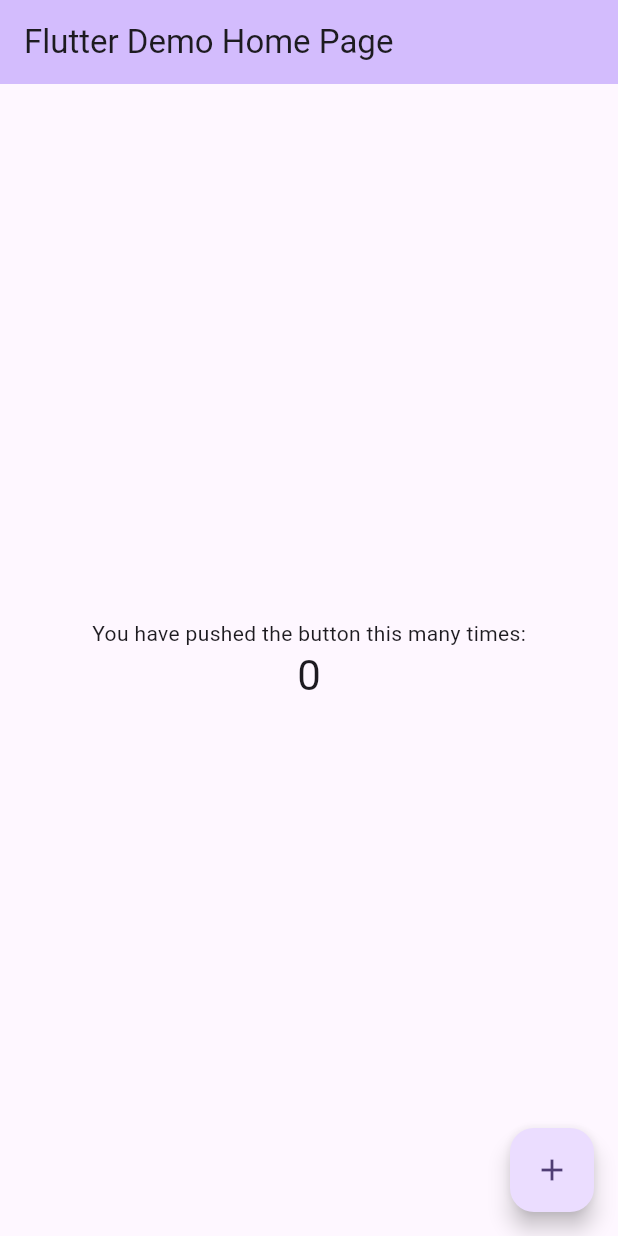
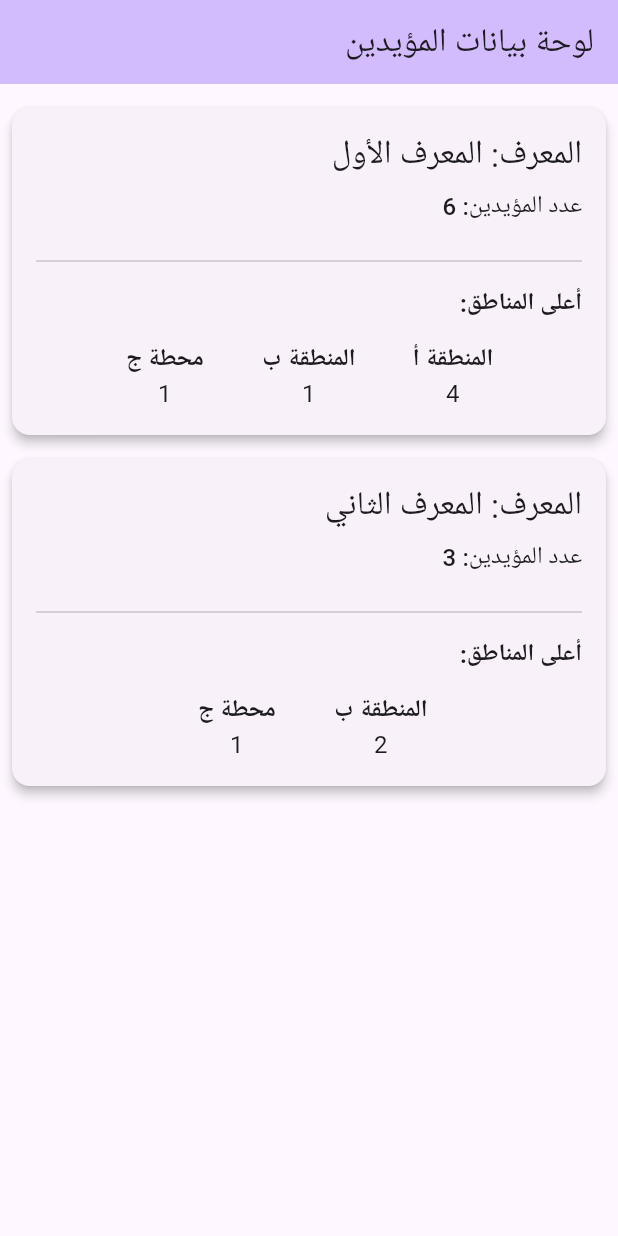
Before and after one commit to could-ai/01997c17-349e-7bd3-9b15-53e7736a8a78, a Flutter app: the screen it shows after launch, on a phone screen of 412 x 824 dp. Run offline on Flutter 3.47's test engine with Material 3 defaults, Android fonts, the phone set to English and light mode, and no system bars.

Commit message:
I have replaced the default counter application with a new implementation that mirrors the functionality from the provided JavaScript snippet. This includes: - **Data Modeling**: Created Dart classes (`Identifier`, `Station`, `Supporter`) and mock data to represent the application's data structure. - **UI Structure**: Built a `SupportersDashboard` widget that displays a list of identifiers using `ListView.builder` for efficiency. Each item is presented in a `Card`. - **Data Processing Logic**: Implemented a function `processIdentifierData` that replicates the original code's logic. It filters supporters for each identifier, counts them by area, sorts the areas by supporter count, and selects the top 10. - **Top Areas Display**: Used a `Wrap` widget to display the top areas and their counts horizontally, ensuring the layout adapts and wraps to the next line if space is limited, similar to the `flexWrap` property in the original CSS. - **Localization**: Wrapped the UI in a `Directionality` widget with `TextDirection.rtl` to ensure correct layout and alignment for the Arabic language used in the text labels.

```diff
--- a/usr/lib/main.dart
+++ b/usr/lib/main.dart
@@ -1,4 +1,52 @@
 import 'package:flutter/material.dart';
+
+// 1. Mock Data Models to represent the data structure
+class Identifier {
+  final String id;
+  final String name;
+  Identifier({required this.id, required this.name});
+}
+
+class Station {
+  final String id;
+  final String? area;
+  final String? name;
+  Station({required this.id, this.area, this.name});
+}
+
+class Supporter {
+  final String identifierId;
+  final String stationId;
+  Supporter({required this.identifierId, required this.stationId});
+}
+
+// Mock data to simulate what the JavaScript code expects
+final List<Identifier> mockIdentifiers = [
+  Identifier(id: "id1", name: "المعرف الأول"),
+  Identifier(id: "id2", name: "المعرف الثاني"),
+];
+
+final List<Station> mockStations = [
+  Station(id: "st1", area: "المنطقة أ"),
+  Station(id: "st2", area: "المنطقة ب"),
+  Station(id: "st3", name: "محطة ج"),
+  Station(id: "st4", area: "المنطقة أ"),
+];
+
+final List<Supporter> mockSupporters = [
+  // Supporters for Identifier 1
+  Supporter(identifierId: "id1", stationId: "st1"),
+  Supporter(identifierId: "id1", stationId: "st1"),
+  Supporter(identifierId: "id1", stationId: "st2"),
+  Supporter(identifierId: "id1", stationId: "st3"),
+  Supporter(identifierId: "id1", stationId: "st4"),
+  Supporter(identifierId: "id1", stationId: "st1"),
+  // Supporters for Identifier 2
+  Supporter(identifierId: "id2", stationId: "st2"),
+  Supporter(identifierId: "id2", stationId: "st2"),
+  Supporter(identifierId: "id2", stationId: "st3"),
+];
+
 
 void main() {
   runApp(const MyApp());
@@ -7,114 +55,122 @@ void main() {
 class MyApp extends StatelessWidget {
   const MyApp({super.key});
 
-  // This widget is the root of your application.
   @override
   Widget build(BuildContext context) {
     return MaterialApp(
-      title: 'Flutter Demo',
+      title: "Flutter Demo",
       debugShowCheckedModeBanner: false,
       theme: ThemeData(
-        // This is the theme of your application.
-        //
-        // TRY THIS: Try running your application with "flutter run". You'll see
-        // the application has a purple toolbar. Then, without quitting the app,
-        // try changing the seedColor in the colorScheme below to Colors.green
-        // and then invoke "hot reload" (save your changes or press the "hot
-        // reload" button in a Flutter-supported IDE, or press "r" if you used
-        // the command line to start the app).
-        //
-        // Notice that the counter didn't reset back to zero; the application
-        // state is not lost during the reload. To reset the state, use hot
-        // restart instead.
-        //
-        // This works for code too, not just values: Most code changes can be
-        // tested with just a hot reload.
         colorScheme: ColorScheme.fromSeed(seedColor: Colors.deepPurple),
+        useMaterial3: true,
       ),
-      home: const MyHomePage(title: 'Flutter Demo Home Page'),
+      home: const SupportersDashboard(),
     );
   }
 }
 
-class MyHomePage extends StatefulWidget {
-  const MyHomePage({super.key, required this.title});
+class SupportersDashboard extends StatelessWidget {
+  const SupportersDashboard({super.key});
 
-  // This widget is the home page of your application. It is stateful, meaning
-  // that it has a State object (defined below) that contains fields that affect
-  // how it looks.
+  // This function replicates the data processing logic from the JS snippet
+  Map<String, dynamic> processIdentifierData(Identifier identifier) {
+    // Filter supporters for the current identifier
+    final supportersForIdentifier = mockSupporters.where((sup) => sup.identifierId == identifier.id).toList();
 
-  // This class is the configuration for the state. It holds the values (in this
-  // case the title) provided by the parent (in this case the App widget) and
-  // used by the build method of the State. Fields in a Widget subclass are
-  // always marked "final".
+    // Calculate area counts
+    final areaCounts = <String, int>{};
+    for (var sup in supportersForIdentifier) {
+      final station = mockStations.firstWhere((st) => st.id == sup.stationId, orElse: () => Station(id: "unknown"));
+      // Simplified logic to get area name, similar to the JS example
+      final area = station.area ?? station.name ?? "غير محدد";
+      areaCounts[area] = (areaCounts[area] ?? 0) + 1;
+    }
 
-  final String title;
+    // Sort areas by count and take the top 10
+    final sortedAreas = areaCounts.entries.toList()
+      ..sort((a, b) => b.value.compareTo(a.value));
 
-  @override
-  State<MyHomePage> createState() => _MyHomePageState();
-}
+    final topAreas = sortedAreas.take(10).toList();
 
-class _MyHomePageState extends State<MyHomePage> {
-  int _counter = 0;
+    // Build the widget to display the top areas
+    final topAreasWidget = topAreas.isEmpty
+        ? const Text("لا توجد بيانات مناطق", style: TextStyle(fontWeight: FontWeight.bold, fontSize: 16))
+        : Wrap(
+            spacing: 16.0,
+            runSpacing: 8.0,
+            alignment: WrapAlignment.center,
+            children: topAreas.map((entry) {
+              return Container(
+                constraints: const BoxConstraints(minWidth: 80),
+                child: Column(
+                  mainAxisSize: MainAxisSize.min,
+                  children: [
+                    Text(entry.key, style: const TextStyle(fontWeight: FontWeight.bold, fontSize: 16)),
+                    Text("${entry.value}", style: const TextStyle(fontSize: 16)),
+                  ],
+                ),
+              );
+            }).toList(),
+          );
 
-  void _incrementCounter() {
-    setState(() {
-      // This call to setState tells the Flutter framework that something has
-      // changed in this State, which causes it to rerun the build method below
-      // so that the display can reflect the updated values. If we changed
-      // _counter without calling setState(), then the build method would not be
-      // called again, and so nothing would appear to happen.
-      _counter++;
-    });
+    return {
+      "identifierName": identifier.name,
+      "supportersCount": supportersForIdentifier.length,
+      "topAreasWidget": topAreasWidget,
+    };
   }
 
   @override
   Widget build(BuildContext context) {
-    // This method is rerun every time setState is called, for instance as done
-    // by the _incrementCounter method above.
-    //
-    // The Flutter framework has been optimized to make rerunning build methods
-    // fast, so that you can just rebuild anything that needs updating rather
-    // than having to individually change instances of widgets.
-    return Scaffold(
-      appBar: AppBar(
-        // TRY THIS: Try changing the color here to a specific color (to
-        // Colors.amber, perhaps?) and trigger a hot reload to see the AppBar
-        // change color while the other colors stay the same.
-        backgroundColor: Theme.of(context).colorScheme.inversePrimary,
-        // Here we take the value from the MyHomePage object that was created by
-        // the App.build method, and use it to set our appbar title.
-        title: Text(widget.title),
-      ),
-      body: Center(
-        // Center is a layout widget. It takes a single child and positions it
-        // in the middle of the parent.
-        child: Column(
-          // Column is also a layout widget. It takes a list of children and
-          // arranges them vertically. By default, it sizes itself to fit its
-          // children horizontally, and tries to be as tall as its parent.
-          //
-          // Column has various properties to control how it sizes itself and
-          // how it positions its children. Here we use mainAxisAlignment to
-          // center the children vertically; the main axis here is the vertical
-          // axis because Columns are vertical (the cross axis would be
-          // horizontal).
-          //
-          // TRY THIS: Invoke "debug painting" (choose the "Toggle Debug Paint"
-          // action in the IDE, or press "p" in the console), to see the
-          // wireframe for each widget.
-          mainAxisAlignment: MainAxisAlignment.center,
-          children: <Widget>[
-            const Text('You have pushed the button this many times:'),
-            Text('$_counter', style: Theme.of(context).textTheme.headlineMedium),
-          ],
+    // Process the data for all identifiers
+    final processedData = mockIdentifiers.map(processIdentifierData).toList();
+
+    return Directionality(
+      // Set text direction to Right-to-Left for Arabic UI
+      textDirection: TextDirection.rtl,
+      child: Scaffold(
+        appBar: AppBar(
+          backgroundColor: Theme.of(context).colorScheme.inversePrimary,
+          title: const Text("لوحة بيانات المؤيدين"),
+        ),
+        body: ListView.builder(
+          padding: const EdgeInsets.all(8.0),
+          itemCount: processedData.length,
+          itemBuilder: (context, index) {
+            final item = processedData[index];
+            return Card(
+              elevation: 3,
+              margin: const EdgeInsets.symmetric(vertical: 8.0),
+              child: Padding(
+                padding: const EdgeInsets.all(16.0),
+                child: Column(
+                  crossAxisAlignment: CrossAxisAlignment.start,
+                  children: [
+                    Text(
+                      "المعرف: ${item["identifierName"]}",
+                      style: Theme.of(context).textTheme.titleLarge,
+                    ),
+                    const SizedBox(height: 8),
+                    Text(
+                      "عدد المؤيدين: ${item["supportersCount"]}",
+                      style: Theme.of(context).textTheme.titleMedium,
+                    ),
+                    const SizedBox(height: 16),
+                    const Divider(),
+                    const SizedBox(height: 8),
+                    Text(
+                      "أعلى المناطق:",
+                      style: Theme.of(context).textTheme.titleMedium?.copyWith(fontWeight: FontWeight.bold),
+                    ),
+                    const SizedBox(height: 12),
+                    Center(child: item["topAreasWidget"]),
+                  ],
+                ),
+              ),
+            );
+          },
         ),
       ),
-      floatingActionButton: FloatingActionButton(
-        onPressed: _incrementCounter,
-        tooltip: 'Increment',
-        child: const Icon(Icons.add),
-      ), // This trailing comma makes auto-formatting nicer for build methods.
     );
   }
 }
```
